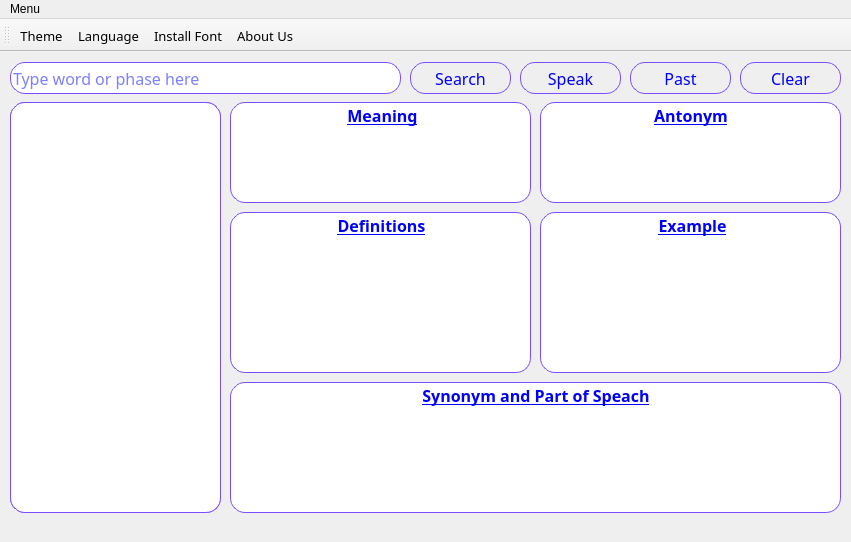
lioTauhid/QBangla-Dictionary, file homewindow.ui: the form before one commit.
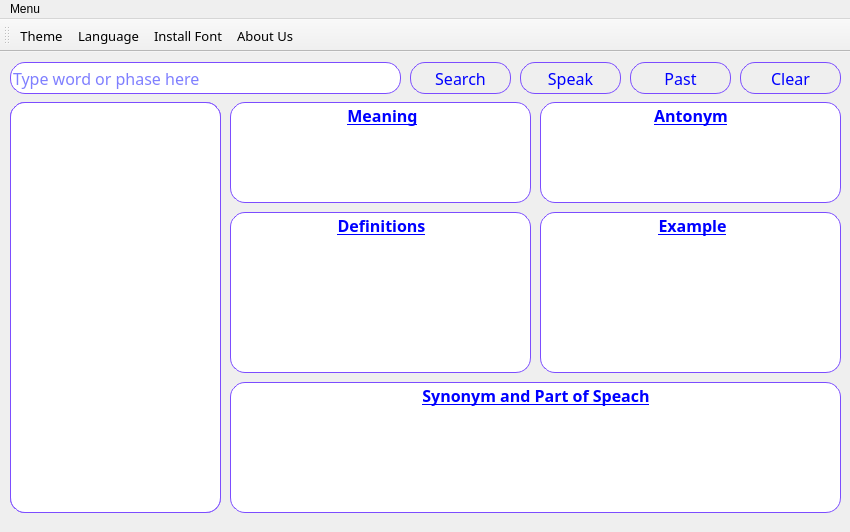
The form after the commit. Icons and pictures are not drawn.

```diff
--- a/homewindow.ui
+++ b/homewindow.ui
@@ -6,20 +6,26 @@
    <rect>
     <x>0</x>
     <y>0</y>
-    <width>851</width>
-    <height>542</height>
+    <width>850</width>
+    <height>532</height>
    </rect>
   </property>
+  <property name="sizePolicy">
+   <sizepolicy hsizetype="Preferred" vsizetype="Preferred">
+    <horstretch>0</horstretch>
+    <verstretch>0</verstretch>
+   </sizepolicy>
+  </property>
   <property name="minimumSize">
    <size>
-    <width>851</width>
-    <height>530</height>
+    <width>850</width>
+    <height>532</height>
    </size>
   </property>
   <property name="maximumSize">
    <size>
-    <width>16777215</width>
-    <height>16777215</height>
+    <width>850</width>
+    <height>532</height>
    </size>
   </property>
   <property name="sizeIncrement">
@@ -905,7 +911,7 @@
     <rect>
      <x>0</x>
      <y>0</y>
-     <width>851</width>
+     <width>850</width>
      <height>22</height>
     </rect>
    </property>
```
